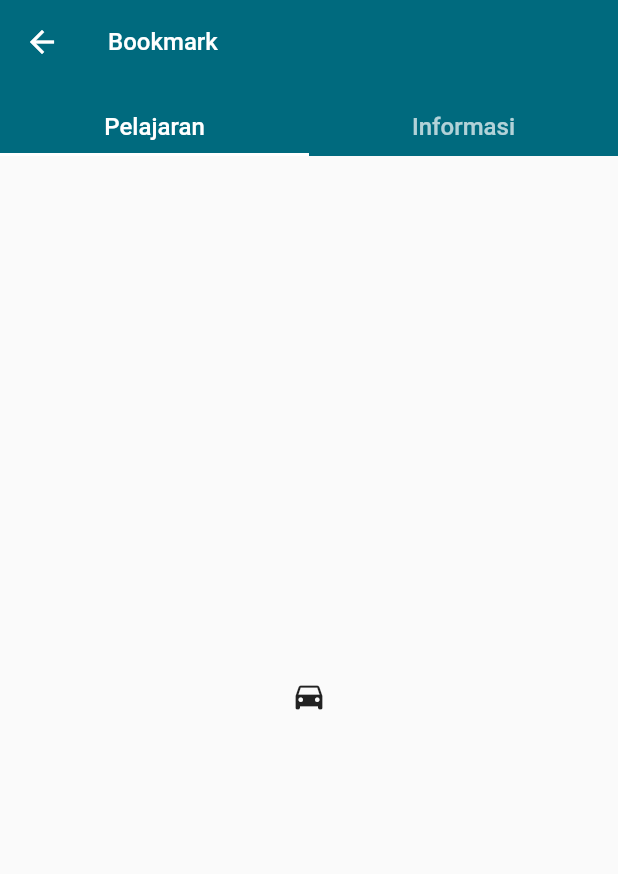
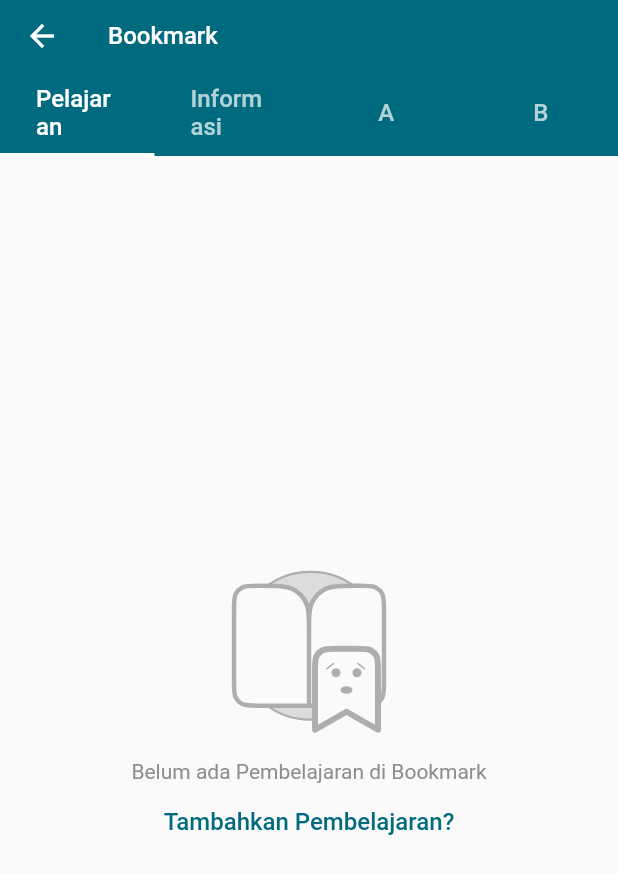
Before and after one commit to muhamadirwan99/UnityDisleksiaPlatformV2, a Flutter app: the BookmarkView screen opened directly, on a phone screen of 412 x 824 dp. Shown: the top 874 px of the screen. Run offline on Flutter 3.47's test engine with Material 2 defaults, Android fonts, the phone set to English and light mode, and no system bars; our stand-ins replace dots_indicator, flutter_svg, get, google_fonts.

Commit message:
adding bookmark view and card

```diff
--- a/lib/module/bookmark/view/bookmark_view.dart
+++ b/lib/module/bookmark/view/bookmark_view.dart
@@ -1,8 +1,10 @@
 import 'dart:io';
-import 'dart:math';
-
 import 'package:udp_v2/core.dart';
 import 'package:get/get.dart';
+import 'package:udp_v2/module/bookmark/widget/card_informasi_widget.dart';
+import 'package:udp_v2/module/bookmark/widget/card_pelajaran_widget.dart';
+import 'package:udp_v2/module/bookmark/widget/content_informasi_kosong_widget.dart';
+import 'package:udp_v2/module/bookmark/widget/content_pelajaran_kosong_widget.dart';
 
 class BookmarkView extends StatefulWidget {
   const BookmarkView({Key? key}) : super(key: key);
@@ -19,7 +21,7 @@ class _BookmarkViewState extends State<BookmarkView>
       length: 2,
       vsync: this,
     );
-    final List<String> _tabs = <String>["Pelajaran", "Informasi"];
+    final List<String> _tabs = <String>["Pelajaran", "Informasi", "A", "B"];
     return GetBuilder<BookmarkController>(
       init: BookmarkController(),
       builder: (controller) {
@@ -66,10 +68,28 @@ class _BookmarkViewState extends State<BookmarkView>
                   ),
                 ];
               },
-              body: const TabBarView(
+              body: TabBarView(
                 children: [
-                  Icon(Icons.directions_car),
-                  Icon(Icons.directions_transit),
+                  SizedBox(
+                    width: MediaQuery.of(context).size.width,
+                    height: MediaQuery.of(context).size.height,
+                    child: const ContentPelajaranKosongWidget(),
+                  ),
+                  SizedBox(
+                    width: MediaQuery.of(context).size.width,
+                    height: MediaQuery.of(context).size.height,
+                    child: const ContentInformasiKosongWidget(),
+                  ),
+                  Column(
+                    children: [
+                      const CardPelajaranWidget(),
+                    ],
+                  ),
+                  Column(
+                    children: [
+                      const CardInformasiWidget(),
+                    ],
+                  )
                 ],
               ),
             ),
--- /dev/null
+++ b/lib/module/bookmark/widget/content_pelajaran_kosong_widget.dart
@@ -0,0 +1,40 @@
+// ignore_for_file: camel_case_types, prefer_typing_uninitialized_variables
+
+import 'package:flutter/material.dart';
+import 'package:flutter_svg/flutter_svg.dart';
+import 'package:udp_v2/core.dart';
+
+class ContentPelajaranKosongWidget extends StatefulWidget {
+  const ContentPelajaranKosongWidget({Key? key}) : super(key: key);
+
+  @override
+  State<ContentPelajaranKosongWidget> createState() =>
+      _ContentPelajaranKosongWidgetState();
+}
+
+class _ContentPelajaranKosongWidgetState
+    extends State<ContentPelajaranKosongWidget> {
+  @override
+  Widget build(BuildContext context) {
+    return Column(
+      mainAxisAlignment: MainAxisAlignment.center,
+      children: [
+        SvgPicture.asset("assets/images/ilustrasi_pelajaran_kosong.svg"),
+        const SizedBox(
+          height: 16,
+        ),
+        Text(
+          "Belum ada Pembelajaran di Bookmark",
+          style: bodyMedium.copyWith(color: gray500),
+        ),
+        const SizedBox(
+          height: 16,
+        ),
+        Text(
+          "Tambahkan Pembelajaran?",
+          style: titleMedium.copyWith(color: blue600),
+        ),
+      ],
+    );
+  }
+}
```
Also changed, not shown: lib/module/bookmark/widget/card_informasi_widget.dart (added, +72 -0 lines), lib/module/bookmark/widget/card_pelajaran_widget.dart (added, +77 -0 lines), lib/module/bookmark/widget/content_informasi_kosong_widget.dart (added, +37 -0 lines), assets/images/ilustrasi_informasi_kosong.svg (added), assets/images/ilustrasi_pelajaran_kosong.svg (added), assets/images/images_card_informasi.jpg (added), assets/images/images_card_pelajaran.jpg (added).
